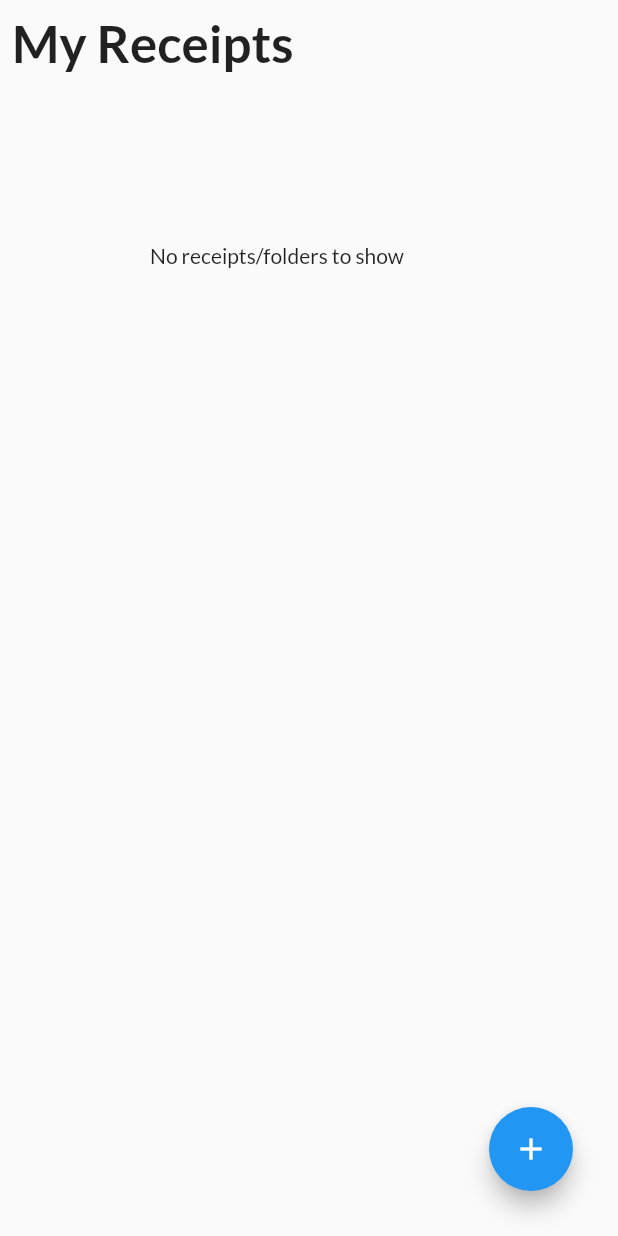
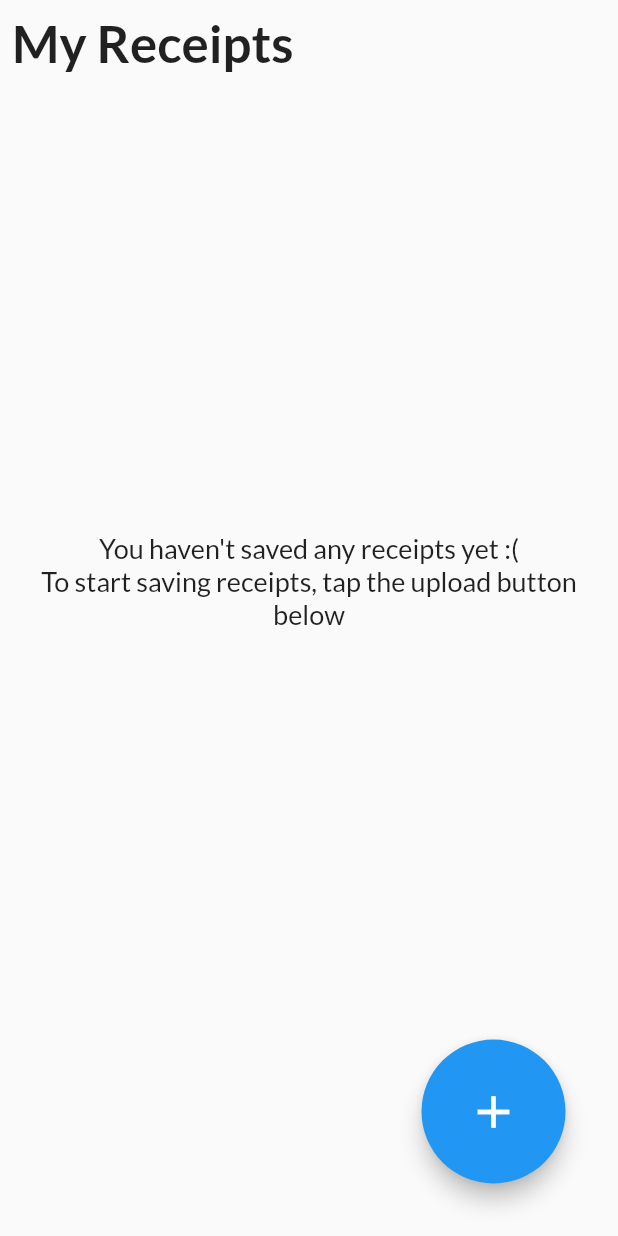
Before and after one commit to nilekell/receiptcamp_debug_select_multiple, a Flutter app: the FileExplorer screen opened directly, on a phone screen of 412 x 824 dp. Run offline on Flutter 3.47's test engine with Material 2 defaults, Android fonts, the phone set to English and light mode, and no system bars; our stand-ins replace bloc, equatable, flutter_bloc, flutter_image_compress, gallery_saver, google_fonts and 4 more; missing offline and left inert: easy_image_viewer, google_mlkit_text_recognition; accounts and stored records are empty.

Commit message:
Increased size of FAB & styled 'no receipt' message

```diff
--- a/lib/presentation/screens/file_explorer.dart
+++ b/lib/presentation/screens/file_explorer.dart
@@ -80,7 +80,7 @@ class _FileExplorerState extends State<FileExplorer> {
                   mainAxisAlignment: MainAxisAlignment.end,
                   children: [
                     Padding(
-                      padding: const EdgeInsets.fromLTRB(0, 0, 30, 30),
+                      padding: const EdgeInsets.fromLTRB(0, 0, 35, 35),
                       child: UploadButton(currentFolder: state.folder),
                     ),
                   ],
@@ -176,7 +176,8 @@ class _RefreshableFolderViewState extends State<RefreshableFolderView> {
               ],
             );
           case FolderViewLoadedSuccess():
-              print('RefreshableFolderView built with folder: ${state.folder.name}');
+            print(
+                'RefreshableFolderView built with folder: ${state.folder.name}');
             return RefreshIndicator(
               onRefresh: () async {
                 print('refreshing folder ${state.folder.name}');
@@ -198,8 +199,27 @@ class _RefreshableFolderViewState extends State<RefreshableFolderView> {
                       },
                     )
                   : const Padding(
-                          padding: EdgeInsets.all(100.0),
-                          child: Text('No receipts/folders to show'),
+                      padding: EdgeInsets.all(16),
+                      child: Column(
+                        mainAxisAlignment: MainAxisAlignment.center,
+                        children: <Widget>[
+                          SizedBox(
+                              height:
+                                  20), // provide some space between image and text
+                          Text(
+                            "You haven't saved any receipts yet :(",
+                            style: TextStyle(
+                                fontSize: 18, fontWeight: FontWeight.w500),
+                            textAlign: TextAlign.center,
+                          ),
+                          Text(
+                            "To start saving receipts, tap the upload button below",
+                            style: TextStyle(
+                                fontSize: 18, fontWeight: FontWeight.w500),
+                            textAlign: TextAlign.center,
+                          ),
+                        ],
+                      ),
                     ),
             );
           case FolderViewError():
@@ -281,7 +301,7 @@ class UploadButton extends StatelessWidget {
   @override
   Widget build(BuildContext context) {
     print('UploadButton built with folder: ${currentFolder.name}');
-    return FloatingActionButton(
+    return FloatingActionButton.large(
       onPressed: () {
         showUploadOptions(
             context, context.read<FolderViewCubit>(), currentFolder);
```
Lines whose indentation alone changed are shown as unchanged.
